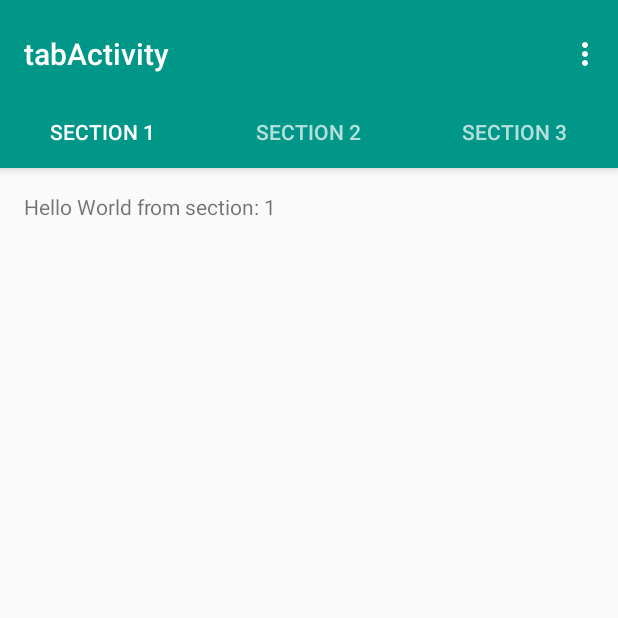
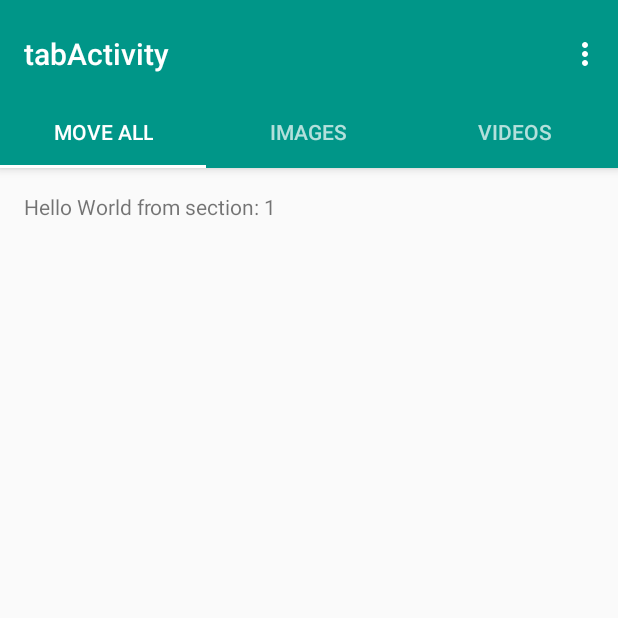
Before and after one commit to palmeidaprog/Freespace_wapp, an Android app: the tabActivity screen opened directly, with no data from a screen before it, on a phone screen of 412 x 824 dp, the top half of it. Run offline under Robolectric (Android 15) with nearby library versions, the phone set to English and light mode, and no system bars.

Commit message:
UI: tab appearance

```diff
--- a/app/build.gradle
+++ b/app/build.gradle
@@ -3,10 +3,9 @@ apply plugin: 'com.android.application'
 android {
     compileSdkVersion 24
     buildToolsVersion "24.0.1"
-
     defaultConfig {
         applicationId "com.github.palmeidaprog.freespace_wapp"
-        minSdkVersion 19
+        minSdkVersion 15
         targetSdkVersion 24
         versionCode 1
         versionName "1.0"
@@ -17,10 +16,12 @@ android {
             proguardFiles getDefaultProguardFile('proguard-android.txt'), 'proguard-rules.pro'
         }
     }
+    productFlavors {
+    }
 }
 
 dependencies {
-    compile fileTree(dir: 'libs', include: ['*.jar'])
+    compile fileTree(include: ['*.jar'], dir: 'libs')
     testCompile 'junit:junit:4.12'
     compile 'com.android.support:appcompat-v7:24.1.1'
     compile 'com.android.support:design:24.1.1'
--- a/app/src/main/java/com/github/palmeidaprog/freespace_wapp/tabActivity.java
+++ b/app/src/main/java/com/github/palmeidaprog/freespace_wapp/tabActivity.java
@@ -51,8 +51,9 @@ public class tabActivity extends AppCompatActivity {
         mViewPager = (ViewPager) findViewById(R.id.container);
         mViewPager.setAdapter(mSectionsPagerAdapter);
 
-        TabLayout tabLayout = (TabLayout) findViewById(R.id.tabs);
-        tabLayout.setupWithViewPager(mViewPager);
+        //TabLayout tabLayout = (TabLayout) findViewById(R.id.tabs);
+        //
+        // tabLayout.setupWithViewPager(mViewPager);
 
         FloatingActionButton fab = (FloatingActionButton) findViewById(R.id.fab);
         fab.setOnClickListener(new View.OnClickListener() {
--- a/app/src/main/res/layout/activity_main.xml
+++ b/app/src/main/res/layout/activity_main.xml
@@ -9,7 +9,7 @@
     tools:openDrawer="start">
 
     <include
-        layout="@layout/app_bar_main"
+        layout="@layout/activity_tab"
         android:layout_width="match_parent"
         android:layout_height="match_parent"
         android:visibility="visible" />
--- a/app/src/main/res/layout/activity_tab.xml
+++ b/app/src/main/res/layout/activity_tab.xml
@@ -26,9 +26,31 @@
         </android.support.v7.widget.Toolbar>
 
         <android.support.design.widget.TabLayout
-            android:id="@+id/tabs"
+            android:id="@+id/imagensTab"
             android:layout_width="match_parent"
-            android:layout_height="wrap_content" />
+            android:layout_height="wrap_content"
+            app:tabIndicatorColor="@color/tabSelected"
+            app:tabSelectedTextColor="@color/tabSelected">
+
+            <android.support.design.widget.TabItem
+                android:layout_width="wrap_content"
+                android:layout_height="wrap_content"
+                android:id="@+id/tudoTab"
+                android:text="@string/tab1" />
+
+            <android.support.design.widget.TabItem
+                android:layout_width="wrap_content"
+                android:layout_height="wrap_content"
+                android:id="@+id/imagemTab"
+                android:text="@string/tab2" />
+
+            <android.support.design.widget.TabItem
+                android:layout_width="wrap_content"
+                android:layout_height="wrap_content"
+                android:id="@+id/videoTab"
+                android:text="@string/tab3" />
+
+        </android.support.design.widget.TabLayout>
 
     </android.support.design.widget.AppBarLayout>
 
@@ -40,7 +62,7 @@
 
     <android.support.design.widget.FloatingActionButton
         android:id="@+id/fab"
-        android:layout_width="wrap_content"
+        android:layout_width="184dp"
         android:layout_height="wrap_content"
         android:layout_gravity="end|bottom"
         android:layout_margin="@dimen/fab_margin"
--- a/app/src/main/res/values/colors.xml
+++ b/app/src/main/res/values/colors.xml
@@ -3,4 +3,6 @@
     <color name="colorPrimary">#009688</color>
     <color name="colorPrimaryDark">#009688</color>
     <color name="colorAccent">#009688</color>
+    <color name="tabColor">#5D7A5C</color>
+    <color name="tabSelected">#FFFFFF</color>
 </resources>
--- a/app/src/main/res/values/strings.xml
+++ b/app/src/main/res/values/strings.xml
@@ -7,6 +7,9 @@
         (internal storage) to your SD card to free internal space.</string>
     <string name="chooseOption">Choose one of the options below:</string>
     <string name="action_settings">Settings</string>
+    <string name="tab1">Move all</string>
+    <string name="tab2">Images</string>
+    <string name="tab3">Videos</string>
     <string name="title_activity_tab">tabActivity</string>
     <string name="section_format">Hello World from section: %1$d</string>
 </resources>
```
Also changed, not shown: 1 other file.
